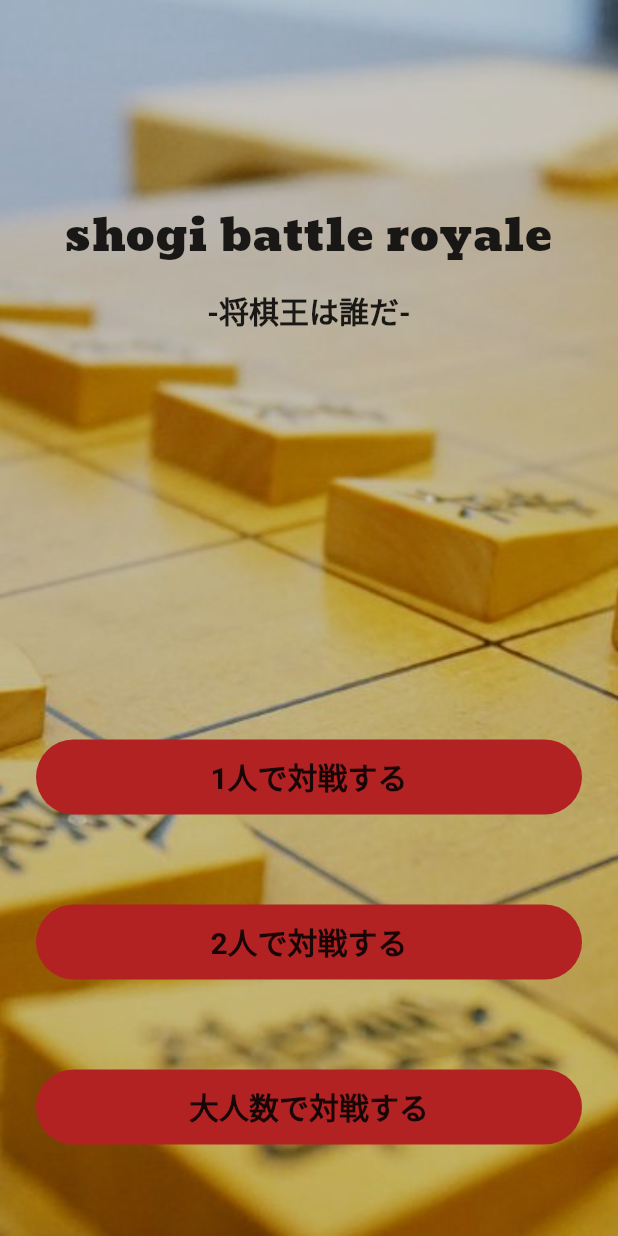
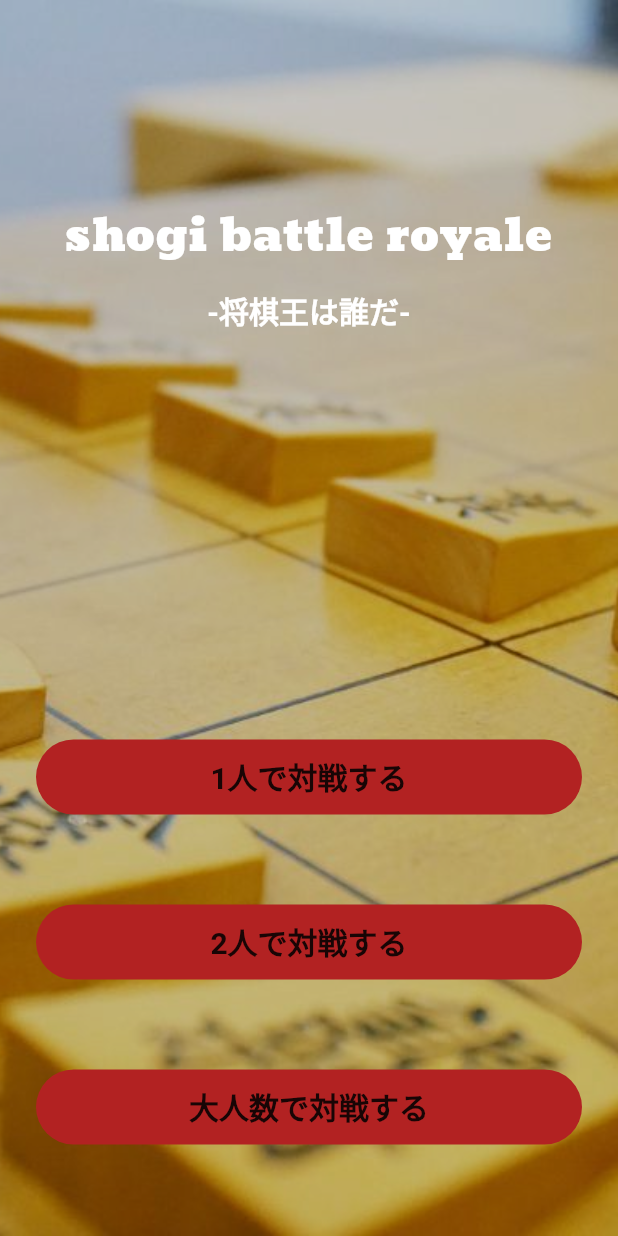
Before and after one commit to yoskoshi/shogi_game, a Flutter app: the screen it shows after launch, on a phone screen of 412 x 824 dp. Run offline on Flutter 3.47's test engine with Material 2 defaults, Android fonts, the phone set to English and light mode, and no system bars; statements that could not run were skipped.

```diff
--- a/lib/pages/top_page.dart
+++ b/lib/pages/top_page.dart
@@ -2,7 +2,14 @@ import 'package:flutter/material.dart';
 import 'package:shogi_game/constraints/app_color.dart';
 import 'package:shogi_game/constraints/app_text.dart';
 import 'package:shogi_game/constraints/image_path.dart';
+import 'package:shogi_game/pages/game_setting_page.dart';
 import 'package:shogi_game/ui_component/button.dart';
+
+enum BattleNumber {
+  onePlayer,
+  twoPlayers,
+  manyPlayers,
+}
 
 class TopPage extends StatelessWidget {
   const TopPage({Key? key}) : super(key: key);
@@ -33,7 +40,7 @@ class TopPage extends StatelessWidget {
                 style: TextStyle(
                   fontSize: 30,
                   fontWeight: FontWeight.w400,
-                  color: AppColor.textColorWhite,
+                  color: AppColor.white,
                   fontFamily: AppText.moul,
                 ),
               ),
@@ -43,11 +50,19 @@ class TopPage extends StatelessWidget {
                 style: TextStyle(
                   fontSize: 20,
                   fontWeight: FontWeight.w700,
-                  color: AppColor.textColorWhite,
+                  color: AppColor.white,
                 ),
               ),
               Expanded(flex: 29, child: Container()),
-              Button(buttonText: AppText.onePlayerBattle, onTap: () {}),
+              Button(
+                  buttonText: AppText.onePlayerBattle,
+                  onTap: () {
+                    Navigator.push(
+                        context,
+                        MaterialPageRoute(
+                            builder: (_) => const GameSettingPage(
+                                battleNumber: BattleNumber.onePlayer)));
+                  }),
               const SizedBox(height: 60),
               Button(buttonText: AppText.twoPlayersBattle, onTap: () {}),
               const SizedBox(height: 60),
```
